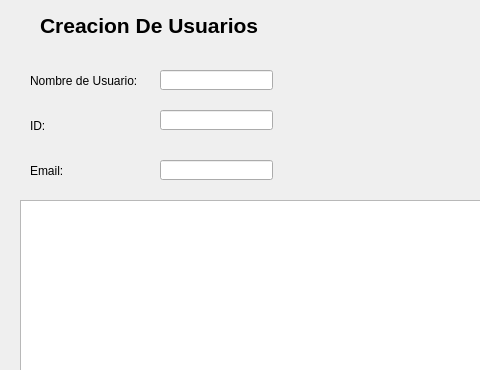
Above: src/002_usuarios.ui from rvqzs/tresPatitos before the change; both pictures show x 0 to 480 and y 0 to 370 of the 577 by 469 pixel window. Below: the same form after it.
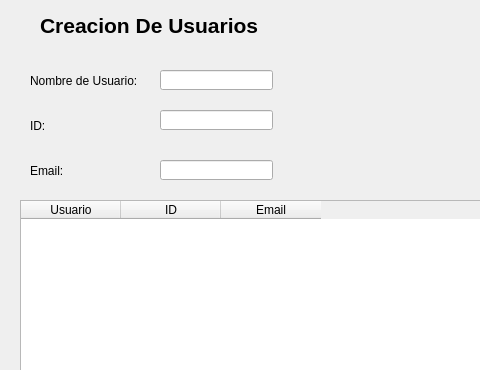
That is the form after the change. Icons and pictures are not drawn.

```diff
--- a/src/002_usuarios.ui
+++ b/src/002_usuarios.ui
@@ -177,6 +177,21 @@
    <property name="selectionBehavior">
     <enum>QAbstractItemView::SelectRows</enum>
    </property>
+   <column>
+    <property name="text">
+     <string>Usuario</string>
+    </property>
+   </column>
+   <column>
+    <property name="text">
+     <string>ID</string>
+    </property>
+   </column>
+   <column>
+    <property name="text">
+     <string>Email</string>
+    </property>
+   </column>
   </widget>
   <widget class="QPushButton" name="bttLimpiar">
    <property name="geometry">
```
